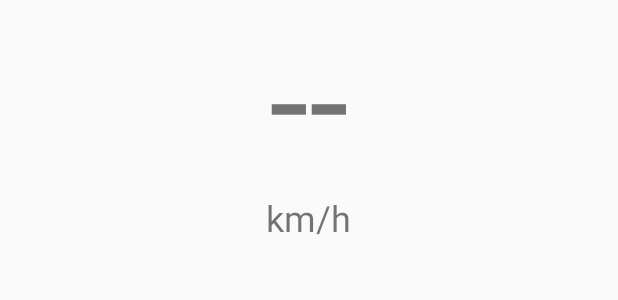
After one commit to SvenDub/Dashboard, an Android app: the layout view_speed.xml on its own in the app's theme, with its tools: preview values and no code run, on a phone screen of 412 x 824 dp. The commit adds this screen. Shown: the top 300 px of the screen. Run offline under Robolectric (Android 15) with nearby library versions, the phone set to English and light mode, and no system bars.

Commit message:
Create SpeedView

```diff
--- /dev/null
+++ b/app/src/main/res/layout/view_speed.xml
@@ -0,0 +1,23 @@
+<?xml version="1.0" encoding="utf-8"?>
+<LinearLayout
+    xmlns:android="http://schemas.android.com/apk/res/android"
+    android:layout_width="match_parent"
+    android:layout_height="wrap_content"
+    android:orientation="vertical">
+
+    <TextView
+        android:id="@+id/speed_value"
+        android:layout_width="wrap_content"
+        android:layout_height="wrap_content"
+        android:layout_gravity="center_horizontal"
+        android:text="--"
+        android:textSize="96sp"/>
+
+    <TextView
+        android:id="@+id/speed_label"
+        android:layout_width="wrap_content"
+        android:layout_height="wrap_content"
+        android:layout_gravity="center_horizontal"
+        android:text="km/h"
+        android:textSize="24sp"/>
+</LinearLayout>
--- /dev/null
+++ b/app/src/main/res/values/attrs.xml
@@ -0,0 +1,6 @@
+<?xml version="1.0" encoding="utf-8"?>
+<resources>
+    <declare-styleable name="SpeedView">
+        <attr name="showLabel" format="boolean" />
+    </declare-styleable>
+</resources>
```
Also changed, not shown: app/src/main/java/nl/svendubbeld/car/activity/MainActivity.java (+5 -11 lines), app/src/main/java/nl/svendubbeld/car/widget/SpeedView.java (added, +73 -0 lines), app/src/main/res/layout/activity_main.xml (+4 -19 lines).
